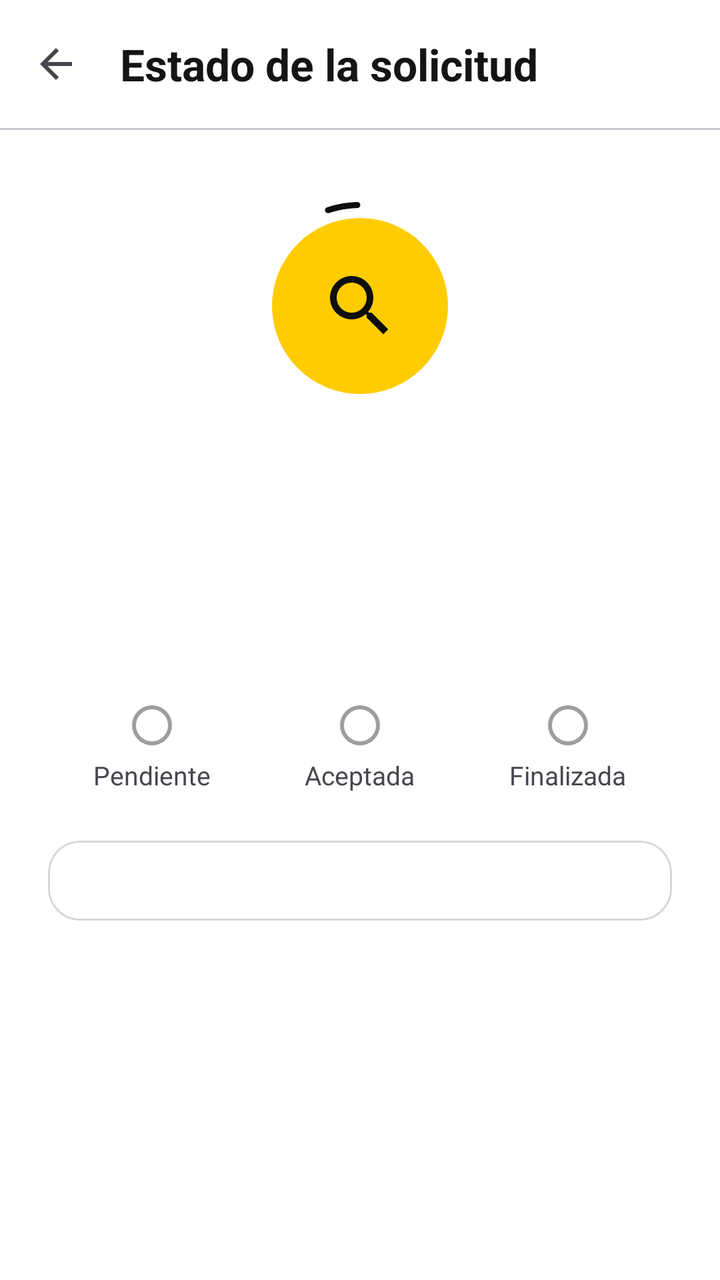
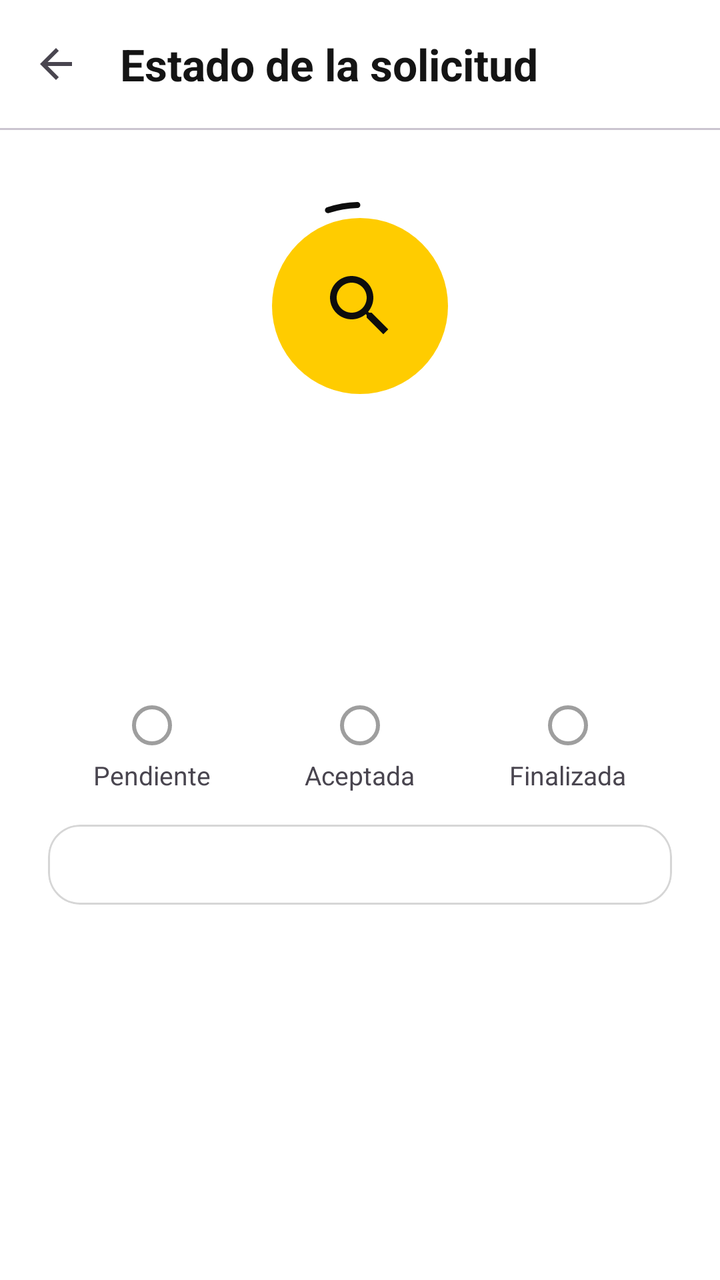

The first picture is an Android layout as it rendered before a commit; the second is the same layout after the commit. The layout source and the unified diff follow.
<!-- AndroidManifest.xml: application theme Theme.Autoque -->
<!-- res/layout/activity_estado_solicitud.xml -->
<?xml version="1.0" encoding="utf-8"?>
<LinearLayout xmlns:android="http://schemas.android.com/apk/res/android"
    xmlns:app="http://schemas.android.com/apk/res-auto"
    android:layout_width="match_parent"
    android:layout_height="match_parent"
    android:background="@color/surface_card"
    android:orientation="vertical">

    <com.google.android.material.appbar.MaterialToolbar
        android:id="@+id/toolbar"
        android:layout_width="match_parent"
        android:layout_height="wrap_content"
        app:navigationContentDescription="@string/volver"
        app:navigationIcon="@drawable/ic_arrow_back"
        app:title="@string/estado_solicitud" />

    <com.google.android.material.divider.MaterialDivider
        android:layout_width="match_parent"
        android:layout_height="wrap_content" />

    <ScrollView
        android:layout_width="match_parent"
        android:layout_height="0dp"
        android:layout_weight="1">

        <LinearLayout
            android:layout_width="match_parent"
            android:layout_height="wrap_content"
            android:gravity="center_horizontal"
            android:orientation="vertical"
            android:padding="24dp">

            <FrameLayout
                android:layout_width="112dp"
                android:layout_height="112dp"
                android:layout_marginTop="8dp">

                <ImageView
                    android:id="@+id/ivEstado"
                    android:layout_width="88dp"
                    android:layout_height="88dp"
                    android:layout_gravity="center"
                    android:background="@drawable/bg_circle_yellow"
                    android:importantForAccessibility="no"
                    android:padding="24dp"
                    android:src="@drawable/ic_search"
                    app:tint="@color/autoque_black" />

                <com.google.android.material.progressindicator.CircularProgressIndicator
                    android:id="@+id/progressBuscando"
                    android:layout_width="wrap_content"
                    android:layout_height="wrap_content"
                    android:layout_gravity="center"
                    android:indeterminate="true"
                    app:indicatorColor="@color/autoque_black"
                    app:indicatorInset="0dp"
                    app:indicatorSize="104dp"
                    app:trackThickness="3dp" />
            </FrameLayout>

            <TextView
                android:id="@+id/tvTitulo"
                android:layout_width="wrap_content"
                android:layout_height="wrap_content"
                android:layout_marginTop="20dp"
                android:gravity="center"
                android:textAppearance="@style/TextAppearance.Autoque.Headline"
                android:textSize="24sp" />

            <TextView
                android:id="@+id/tvSubtitulo"
                android:layout_width="wrap_content"
                android:layout_height="wrap_content"
                android:layout_marginTop="8dp"
                android:gravity="center"
                android:textAppearance="@style/TextAppearance.Autoque.Body" />

            <TextView
                android:id="@+id/tvBadge"
                style="@style/Autoque.Badge"
                android:layout_marginTop="12dp" />

            <LinearLayout
                android:layout_width="match_parent"
                android:layout_height="wrap_content"
                android:layout_marginTop="24dp"
                android:orientation="horizontal">

                <LinearLayout
                    android:layout_width="0dp"
                    android:layout_height="wrap_content"
                    android:layout_weight="1"
                    android:gravity="center_horizontal"
                    android:orientation="vertical">

                    <View
                        android:id="@+id/paso1"
                        android:layout_width="20dp"
                        android:layout_height="20dp"
                        android:background="@drawable/bg_step_inactive" />

                    <TextView
                        android:id="@+id/tvPaso1"
                        android:layout_width="wrap_content"
                        android:layout_height="wrap_content"
                        android:layout_marginTop="6dp"
                        android:text="@string/estado_pendiente"
                        android:textSize="13sp" />
                </LinearLayout>

                <LinearLayout
                    android:layout_width="0dp"
                    android:layout_height="wrap_content"
                    android:layout_weight="1"
                    android:gravity="center_horizontal"
                    android:orientation="vertical">

                    <View
                        android:id="@+id/paso2"
                        android:layout_width="20dp"
                        android:layout_height="20dp"
                        android:background="@drawable/bg_step_inactive" />

                    <TextView
                        android:id="@+id/tvPaso2"
                        android:layout_width="wrap_content"
                        android:layout_height="wrap_content"
                        android:layout_marginTop="6dp"
                        android:text="@string/estado_aceptada"
                        android:textSize="13sp" />
                </LinearLayout>

                <LinearLayout
                    android:layout_width="0dp"
                    android:layout_height="wrap_content"
                    android:layout_weight="1"
                    android:gravity="center_horizontal"
                    android:orientation="vertical">

                    <View
                        android:id="@+id/paso3"
                        android:layout_width="20dp"
                        android:layout_height="20dp"
                        android:background="@drawable/bg_step_inactive" />

                    <TextView
                        android:id="@+id/tvPaso3"
                        android:layout_width="wrap_content"
                        android:layout_height="wrap_content"
                        android:layout_marginTop="6dp"
                        android:text="@string/estado_finalizada"
                        android:textSize="13sp" />
                </LinearLayout>
            </LinearLayout>

            <com.google.android.material.card.MaterialCardView
                style="@style/Autoque.Card"
                android:layout_width="match_parent"
                android:layout_height="wrap_content"
                android:layout_marginTop="24dp">

                <LinearLayout
                    android:id="@+id/contenedorDetalle"
                    android:layout_width="match_parent"
                    android:layout_height="wrap_content"
                    android:orientation="vertical"
                    android:padding="20dp" />
            </com.google.android.material.card.MaterialCardView>
        </LinearLayout>
    </ScrollView>

    <LinearLayout
        android:id="@+id/panelCancelar"
        android:layout_width="match_parent"
        android:layout_height="wrap_content"
        android:orientation="vertical"
        android:paddingHorizontal="24dp"
        android:paddingBottom="16dp"
        android:visibility="gone">

        <com.google.android.material.button.MaterialButton
            android:id="@+id/btnCancelar"
            style="@style/Widget.Autoque.Button.Outlined"
            android:layout_width="match_parent"
            android:layout_height="wrap_content"
            android:text="@string/cancelar_solicitud" />

        <TextView
            android:layout_width="match_parent"
            android:layout_height="wrap_content"
            android:layout_marginTop="8dp"
            android:gravity="center"
            android:text="@string/cancelar_nota"
            android:textAppearance="@style/TextAppearance.Autoque.Helper" />
    </LinearLayout>
</LinearLayout>
<!-- resources referenced by this layout -->
<resources>
  <color name="autoque_black">#0D0D0D</color>
  <color name="surface_card">#FFFFFF</color>
  <string name="cancelar_nota">Solo puedes cancelar mientras esté en estado Pendiente.</string>
  <string name="cancelar_solicitud">Cancelar solicitud</string>
  <string name="estado_aceptada">Aceptada</string>
  <string name="estado_finalizada">Finalizada</string>
  <string name="estado_pendiente">Pendiente</string>
  <string name="estado_solicitud">Estado de la solicitud</string>
  <string name="volver">Volver</string>
  <style name="TextAppearance.Autoque.Body" parent="TextAppearance.Material3.BodyLarge">
          <item name="android:textColor">@color/text_secondary</item>
      </style>
  <style name="TextAppearance.Autoque.Headline" parent="TextAppearance.Material3.HeadlineMedium">
          <item name="android:textStyle">bold</item>
          <item name="android:textColor">@color/text_primary</item>
      </style>
  <style name="TextAppearance.Autoque.Helper" parent="TextAppearance.Material3.BodySmall">
          <item name="android:textColor">@color/text_secondary</item>
      </style>
  <style name="Theme.Autoque" parent="Base.Theme.Autoque" />
  <color name="autoque_yellow">#FFCC00</color>
  <color name="text_hint">#9E9E9E</color>
  <color name="outline">#D6D6D6</color>
  <color name="text_secondary">#6B6B6B</color>
  <color name="text_primary">#141414</color>
  <style name="ShapeAppearance.Autoque.Medium" parent="ShapeAppearance.Material3.Corner.Medium">
          <item name="cornerSize">12dp</item>
      </style>
  <color name="autoque_white">#FFFFFF</color>
  <color name="autoque_yellow_soft">#FFF6CC</color>
  <color name="error">#C62828</color>
  <color name="surface_background">#F6F6F6</color>
  <color name="surface_muted">#EDEDED</color>
  <style name="TextAppearance.Autoque.ToolbarTitle" parent="TextAppearance.Material3.TitleLarge">
          <item name="android:textStyle">bold</item>
          <item name="android:textColor">@color/text_primary</item>
      </style>
  <!-- unchanged entries left out for length: 12 -->
</resources>

<!-- the commit's change to res/layout/activity_estado_solicitud.xml (unified diff, before → after) -->
@@ -153,11 +153,122 @@
                 </LinearLayout>
             </LinearLayout>
 
+            <TextView
+                android:id="@+id/tvLlegada"
+                android:layout_width="wrap_content"
+                android:layout_height="wrap_content"
+                android:layout_marginTop="16dp"
+                android:textColor="@color/text_primary"
+                android:textSize="15sp"
+                android:textStyle="bold"
+                android:visibility="gone" />
+
+            <com.google.android.material.card.MaterialCardView
+                android:id="@+id/cardMapa"
+                style="@style/Autoque.Card"
+                android:layout_width="match_parent"
+                android:layout_height="190dp"
+                android:layout_marginTop="16dp"
+                android:visibility="gone">
+
+                <com.example.autoque.ui.common.MapaEnScroll
+                    android:id="@+id/mapa"
+                    android:layout_width="match_parent"
+                    android:layout_height="match_parent" />
+            </com.google.android.material.card.MaterialCardView>
+
+            <com.google.android.material.card.MaterialCardView
+                android:id="@+id/cardTaller"
+                style="@style/Autoque.Card"
+                android:layout_width="match_parent"
+                android:layout_height="wrap_content"
+                android:layout_marginTop="16dp"
+                android:visibility="gone">
+
+                <LinearLayout
+                    android:layout_width="match_parent"
+                    android:layout_height="wrap_content"
+                    android:orientation="vertical"
+                    android:padding="18dp">
+
+                    <LinearLayout
+                        android:layout_width="match_parent"
+                        android:layout_height="wrap_content"
+                        android:gravity="center_vertical"
+                        android:orientation="horizontal">
+
+                        <TextView
+                            android:id="@+id/tvInicialesTaller"
+                            android:layout_width="52dp"
+                            android:layout_height="52dp"
+                            android:background="@drawable/bg_circle_black"
+                            android:gravity="center"
+                            android:textColor="@color/autoque_yellow"
+                            android:textSize="18sp"
+                            android:textStyle="bold" />
+
+                        <LinearLayout
+                            android:layout_width="0dp"
+                            android:layout_height="wrap_content"
+                            android:layout_marginStart="14dp"
+                            android:layout_weight="1"
+                            android:orientation="vertical">
+
+                            <TextView
+                                android:id="@+id/tvNombreTaller"
+                                android:layout_width="wrap_content"
+                                android:layout_height="wrap_content"
+                                android:textAppearance="@style/TextAppearance.Autoque.CardTitle" />
+
+                            <TextView
+                                android:id="@+id/tvCalificacionTaller"
+                                android:layout_width="wrap_content"
+                                android:layout_height="wrap_content"
+                                android:textColor="@color/autoque_yellow_dark"
+                                android:textSize="14sp" />
+
+                            <TextView
+                                android:id="@+id/tvDireccionTaller"
+                                android:layout_width="wrap_content"
+                                android:layout_height="wrap_content"
+                                android:textAppearance="@style/TextAppearance.Autoque.Label" />
+                        </LinearLayout>
+                    </LinearLayout>
+
+                    <LinearLayout
+                        android:layout_width="match_parent"
+                        android:layout_height="wrap_content"
+                        android:layout_marginTop="14dp"
+                        android:orientation="horizontal">
+
+                        <com.google.android.material.button.MaterialButton
+                            android:id="@+id/btnLlamarTaller"
+                            style="@style/Widget.Autoque.Button.Outlined.Small"
+                            android:layout_width="0dp"
+                            android:layout_height="wrap_content"
+                            android:layout_weight="1"
+                            android:text="@string/llamar"
+                            app:icon="@drawable/ic_phone"
+                            app:iconGravity="textStart"
+                            app:iconTint="@color/autoque_black" />
+
+                        <com.google.android.material.button.MaterialButton
+                            android:id="@+id/btnVerPerfilTaller"
+                            style="@style/Widget.Autoque.Button.Outlined.Small"
+                            android:layout_width="0dp"
+                            android:layout_height="wrap_content"
+                            android:layout_marginStart="10dp"
+                            android:layout_weight="1"
+                            android:text="@string/ver_perfil" />
+                    </LinearLayout>
+                </LinearLayout>
+            </com.google.android.material.card.MaterialCardView>
+
             <com.google.android.material.card.MaterialCardView
                 style="@style/Autoque.Card"
                 android:layout_width="match_parent"
                 android:layout_height="wrap_content"
-                android:layout_marginTop="24dp">
+                android:layout_marginTop="16dp">
 
                 <LinearLayout
                     android:id="@+id/contenedorDetalle"
@@ -193,4 +304,13 @@
             android:text="@string/cancelar_nota"
             android:textAppearance="@style/TextAppearance.Autoque.Helper" />
     </LinearLayout>
+
+    <com.google.android.material.button.MaterialButton
+        android:id="@+id/btnCalificar"
+        android:layout_width="match_parent"
+        android:layout_height="wrap_content"
+        android:layout_marginHorizontal="24dp"
+        android:layout_marginBottom="16dp"
+        android:text="@string/calificar_servicio"
+        android:visibility="gone" />
 </LinearLayout>
<!-- resource entries referenced after the edit -->
@@ -8,9 +8,15 @@
   <string name="estado_finalizada">Finalizada</string>
   <string name="estado_pendiente">Pendiente</string>
   <string name="estado_solicitud">Estado de la solicitud</string>
+  <string name="llamar">Llamar</string>
+  <string name="ver_perfil">Ver perfil</string>
   <string name="volver">Volver</string>
   <style name="TextAppearance.Autoque.Body" parent="TextAppearance.Material3.BodyLarge">
           <item name="android:textColor">@color/text_secondary</item>
+      </style>
+  <style name="TextAppearance.Autoque.CardTitle" parent="TextAppearance.Material3.TitleMedium">
+          <item name="android:textStyle">bold</item>
+          <item name="android:textColor">@color/text_primary</item>
       </style>
   <style name="TextAppearance.Autoque.Headline" parent="TextAppearance.Material3.HeadlineMedium">
           <item name="android:textStyle">bold</item>
@@ -19,12 +25,40 @@
   <style name="TextAppearance.Autoque.Helper" parent="TextAppearance.Material3.BodySmall">
           <item name="android:textColor">@color/text_secondary</item>
       </style>
+  <style name="TextAppearance.Autoque.Label" parent="TextAppearance.Material3.BodyMedium">
+          <item name="android:textColor">@color/text_secondary</item>
+      </style>
+  <style name="Widget.Autoque.Button.Outlined.Small">
+          <item name="android:minHeight">44dp</item>
+          <item name="android:textSize">15sp</item>
+          <item name="android:paddingStart">20dp</item>
+          <item name="android:paddingEnd">20dp</item>
+      </style>
   <style name="Theme.Autoque" parent="Base.Theme.Autoque" />
   <color name="autoque_yellow">#FFCC00</color>
+  <color name="autoque_yellow_dark">#E6B800</color>
   <color name="text_hint">#9E9E9E</color>
   <color name="outline">#D6D6D6</color>
   <color name="text_secondary">#6B6B6B</color>
   <color name="text_primary">#141414</color>
+  <!-- drawable bg_circle_black (drawable) -->
+  <?xml version="1.0" encoding="utf-8"?>
+  <shape xmlns:android="http://schemas.android.com/apk/res/android" android:shape="oval">
+      <solid android:color="@color/autoque_black" />
+  </shape>
+  <!-- drawable ic_phone (drawable) -->
+  <?xml version="1.0" encoding="utf-8"?>
+  <vector xmlns:android="http://schemas.android.com/apk/res/android"
+      android:width="24dp"
+      android:height="24dp"
+      android:tint="?attr/colorControlNormal"
+      android:viewportWidth="24"
+      android:viewportHeight="24">
+      <path
+          android:fillColor="@android:color/white"
+          android:pathData="M6.62,10.79c1.44,2.83 3.76,5.14 6.59,6.59l2.2,-2.2c0.27,-0.27 0.67,-0.36 1.02,-0.24 1.12,0.37 2.33,0.57 3.57,0.57 0.55,0 1,0.45 1,1V20c0,0.55 -0.45,1 -1,1 -9.39,0 -17,-7.61 -17,-17 0,-0.55 0.45,-1 1,-1h3.5c0.55,0 1,0.45 1,1 0,1.25 0.2,2.45 0.57,3.57 0.11,0.35 0.03,0.74 -0.25,1.02l-2.2,2.2z" />
+  </vector>
+  <string name="calificar_servicio">Calificar servicio</string>
   <style name="ShapeAppearance.Autoque.Medium" parent="ShapeAppearance.Material3.Corner.Medium">
           <item name="cornerSize">12dp</item>
       </style>
